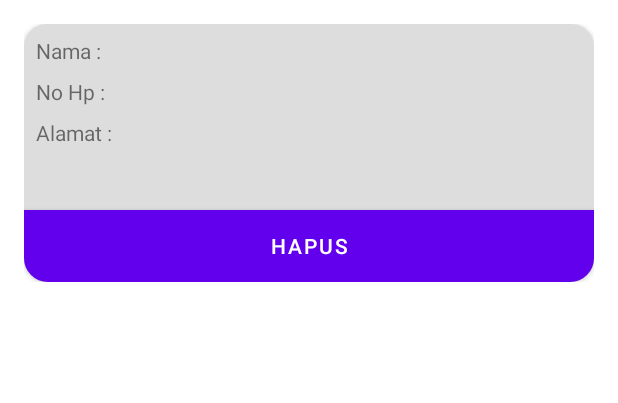
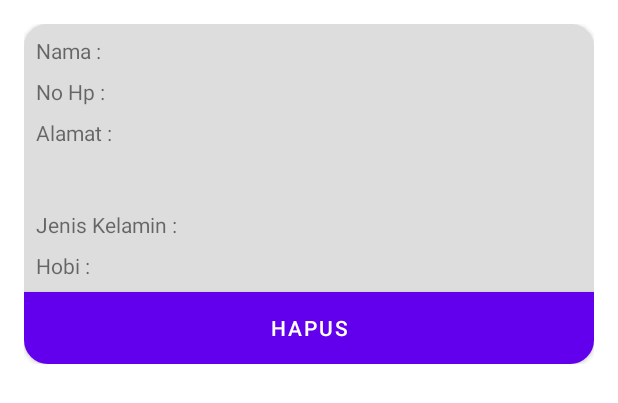
Before and after one commit to eindraz/CRUDAPI, an Android app: the layout item_data.xml on its own in the app's theme, with its tools: preview values and no code run, on a phone screen of 412 x 824 dp. Shown: the top 403 px of the screen. Run offline under Robolectric (Android 15) with nearby library versions, the phone set to English and light mode, and no system bars.

Commit message:
Update UAP
Ujian Praktikum PPB 2
Tambah kolom jenis kelamin dan hobi

```diff
--- a/app/src/main/java/com/wahyuindra/crudapi/Adapter/DataAdapter.kt
+++ b/app/src/main/java/com/wahyuindra/crudapi/Adapter/DataAdapter.kt
@@ -33,6 +33,8 @@ class DataAdapter(val data: List<DataItem>?, private val click: onClickItem) :
             itemView.tvName.text = get?.staffName
             itemView.tvPhone.text = get?.staffHp
             itemView.tvAddress.text = get?.staffAlamat
+            itemView.tvKelamin.text = get?.jeniskelamin
+            itemView.tvHobi.text = get?.hobi
         }
     }
 
--- a/app/src/main/java/com/wahyuindra/crudapi/Model/DataItem.kt
+++ b/app/src/main/java/com/wahyuindra/crudapi/Model/DataItem.kt
@@ -16,4 +16,10 @@ class DataItem : Serializable{
 
     @field:SerializedName("staff_alamat")
     val staffAlamat: String? = null
+
+    @field:SerializedName("jeniskelamin")
+    val jeniskelamin: String? = null
+
+    @field:SerializedName("hobi")
+    val hobi: String? = null
 }
--- a/app/src/main/res/layout/item_data.xml
+++ b/app/src/main/res/layout/item_data.xml
@@ -70,6 +70,42 @@
                     android:layout_width="match_parent"
                     android:layout_height="wrap_content"/>
             </LinearLayout>
+            <LinearLayout
+                android:background="#dddddd"
+                android:layout_marginLeft="8dp"
+                android:layout_marginBottom="8dp"
+                android:orientation="horizontal"
+                android:layout_width="match_parent"
+                android:layout_height="wrap_content">
+                <TextView
+                    android:text="Jenis Kelamin :"
+                    android:layout_width="wrap_content"
+                    android:layout_height="wrap_content"/>
+                <TextView
+                    android:layout_marginLeft="10dp"
+                    android:id="@+id/tvKelamin"
+                    android:text=""
+                    android:layout_width="match_parent"
+                    android:layout_height="wrap_content"/>
+            </LinearLayout>
+            <LinearLayout
+                android:background="#dddddd"
+                android:layout_marginLeft="8dp"
+                android:layout_marginBottom="8dp"
+                android:orientation="horizontal"
+                android:layout_width="match_parent"
+                android:layout_height="wrap_content">
+                <TextView
+                    android:text="Hobi :"
+                    android:layout_width="wrap_content"
+                    android:layout_height="wrap_content"/>
+                <TextView
+                    android:layout_marginLeft="10dp"
+                    android:id="@+id/tvHobi"
+                    android:text=""
+                    android:layout_width="match_parent"
+                    android:layout_height="wrap_content"/>
+            </LinearLayout>
             <Button
                 android:textColor="@android:color/white"
                 android:text="Hapus"
--- a/build.gradle
+++ b/build.gradle
@@ -5,7 +5,7 @@ buildscript {
         mavenCentral()
     }
     dependencies {
-        classpath "com.android.tools.build:gradle:7.0.4"
+        classpath 'com.android.tools.build:gradle:7.1.2'
         classpath "org.jetbrains.kotlin:kotlin-gradle-plugin:1.6.0"
 
         // NOTE: Do not place your application dependencies here; they belong
```
Also changed, not shown: app/src/main/java/com/wahyuindra/crudapi/Activity/UpdateAddActivity.kt (+8 -2 lines), app/src/main/java/com/wahyuindra/crudapi/Network/NetworkConfig.kt (+8 -2 lines), app/src/main/java/com/wahyuindra/crudapi/Presenter/Presenter2.kt (+4 -4 lines), app/src/main/res/layout/activity_update_add.xml (+13 -0 lines), gradle/wrapper/gradle-wrapper.properties.
